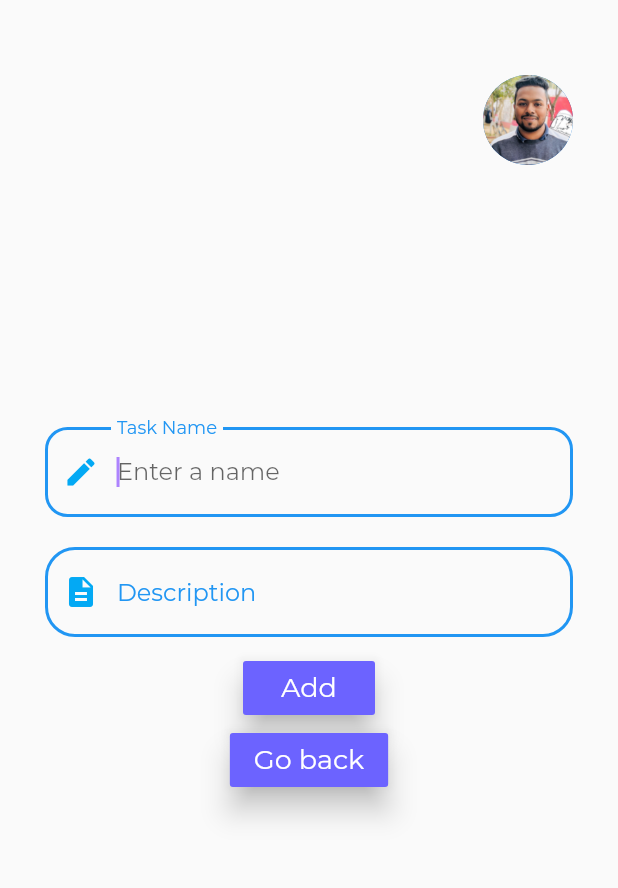
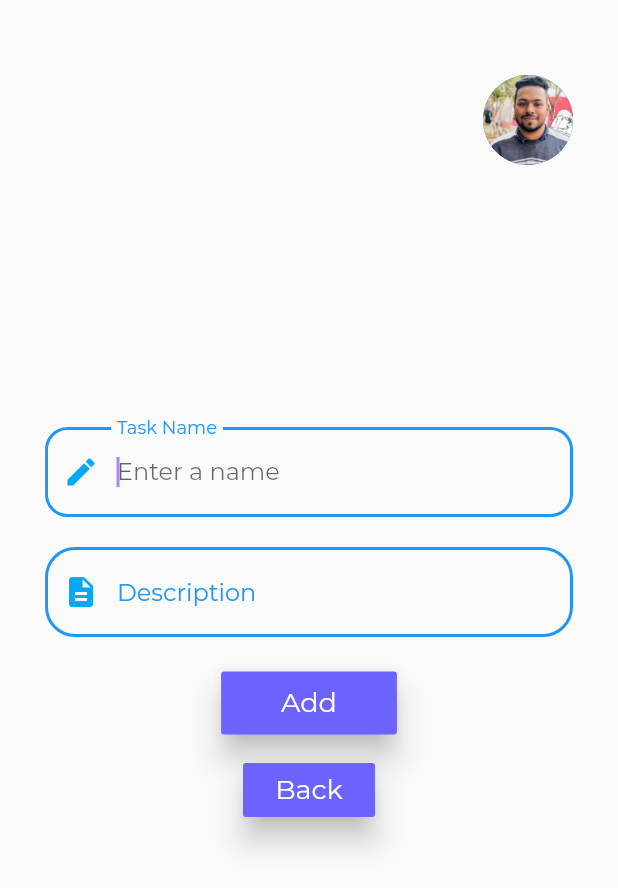
Before and after one commit to abdulmominsakib/KajToDo, a Flutter app: the screen it shows after launch, after a tap on the "add" icon, on a phone screen of 412 x 824 dp. Shown: the top 888 px of the screen. Run offline on Flutter 3.47's test engine with Material 2 defaults, Android fonts, the light colour scheme and no system bars; missing offline and left inert: dart:ffi.

Commit message:
Implemented Dismisable Widgets

```diff
--- a/lib/component/add-task.dart
+++ b/lib/component/add-task.dart
@@ -69,9 +69,11 @@ class _AddTaskState extends State<AddTask> {
                     counterText: '',
                   ),
                   SizedBox(
-                    height: 10,
+                    height: 20,
                   ),
                   RaisedButton(
+                    padding: EdgeInsets.only(
+                        left: 40, right: 40, top: 10, bottom: 10),
                     elevation: 8,
                     color: Color(0xFF6C63FF),
                     onPressed: () {
@@ -89,17 +91,22 @@ class _AddTaskState extends State<AddTask> {
                       style: kSubBigText,
                     ),
                   ),
-                  RaisedButton(
+                  SizedBox(
+                    height: 10,
+                  ),
+                  SingleChildScrollView(
+                    child: RaisedButton(
                       elevation: 8,
                       color: Color(0xFF6C63FF),
                       onPressed: () {
                         Navigator.pop(context);
                       },
                       child: Text(
-                      'Go back',
+                        'Back',
                         style: kSubBigText,
                       ),
-                  )
+                    ),
+                  ),
                 ],
               ),
             )
--- a/lib/component/tasksList.dart
+++ b/lib/component/tasksList.dart
@@ -1,4 +1,5 @@
 import 'package:flutter/material.dart';
+import 'package:kajtodo/modal/task.dart';
 import 'package:kajtodo/modal/taskData.dart';
 import 'package:kajtodo/styling/style.dart';
 import 'package:provider/provider.dart';
@@ -22,16 +23,22 @@ class TasksList extends StatelessWidget {
             return ListView.builder(
               itemCount: taskData.tasksList.length,
               itemBuilder: (BuildContext context, int index) {
-                var task = taskData.tasksList[index];
-
-                return SingleTask(
-                  taskTitle: task.taskName,
-                  taskDescription: task.taskDescription ?? 'No Description',
-                  checkTask: () {
+                Task task = taskData.tasksList[index];
+                return Dismissible(
+                  key: UniqueKey(),
+                  onDismissed: (direction) {
                     Provider.of<TaskData>(context, listen: false)
                         .deleteTask(task);
                   },
-                  editTask: null,
+                  background: Container(
+                    color: Colors.redAccent,
+                  ),
+                  child: SingleTask(
+                    taskTitle: task.taskName,
+                    taskDescription: task.taskDescription ?? 'No Description',
+                    checkTask: () {},
+                    editTask: () {},
+                  ),
                 );
               },
             );
@@ -104,7 +111,7 @@ class SingleTask extends StatelessWidget {
                       onPressed: checkTask),
                 ],
               ),
-            )
+            ),
           ],
         ),
       ),
--- a/lib/modal/taskData.dart
+++ b/lib/modal/taskData.dart
@@ -1,3 +1,5 @@
+import 'dart:ffi';
+
 import 'package:flutter/material.dart';
 import 'task.dart';
 
@@ -7,9 +9,25 @@ class TaskData extends ChangeNotifier {
       taskName: 'This is a Task',
       taskDescription: 'This is a task Description',
     ),
+    Task(
+      taskName: 'This is a Task',
+      taskDescription: 'This is a task Description',
+    ),
+    Task(
+      taskName: 'This is a Task',
+      taskDescription: 'This is a task Description',
+    ),
+    Task(
+      taskName: 'This is a Task',
+      taskDescription: 'This is a task Description',
+    ),
   ];
 
   List<Task> get tasksList => _tasksList;
+
+  // Completed Task
+
+  List<Task> completedTask = [];
 
   //  <--- Function of the Class --->
   void addTask({String taskName, String taskDescription}) {
```
Lines whose indentation alone changed are shown as unchanged.
